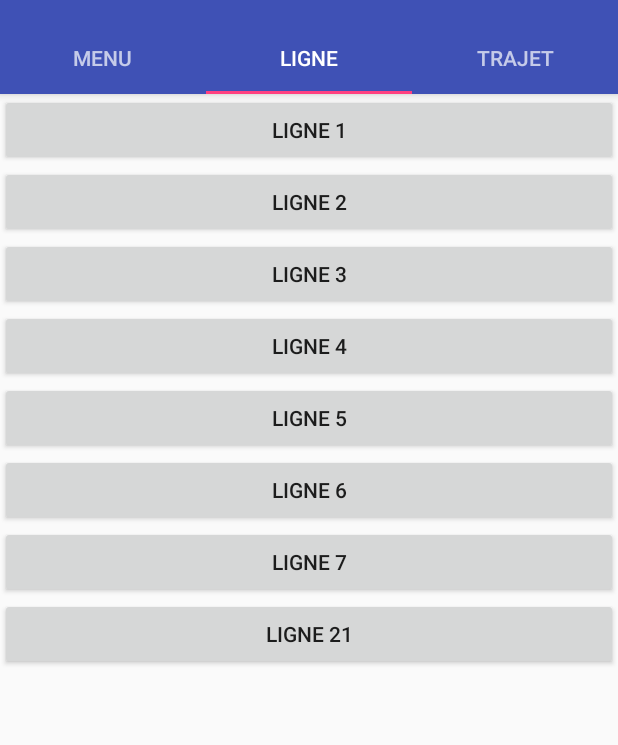
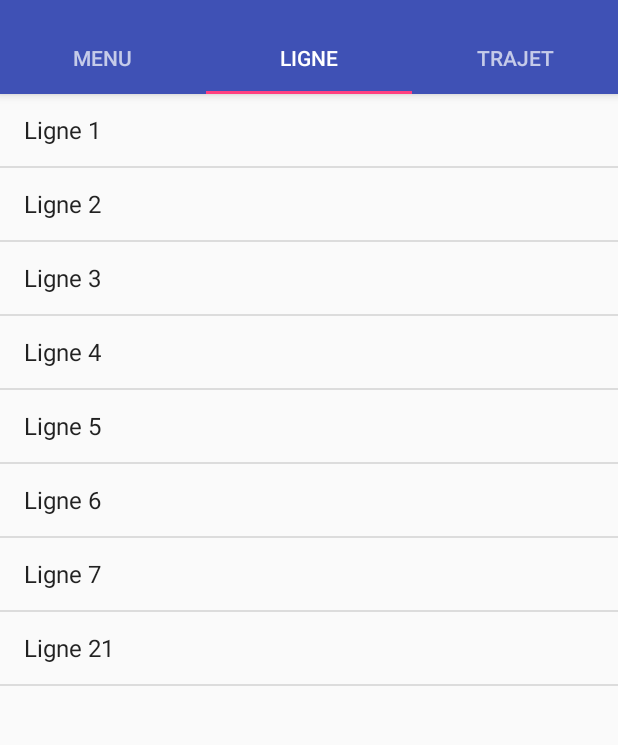
Before and after one commit to Alexyvercruysse/TubBourg, an Android app: the screen it shows after launch (MainActivity), tab 2 chosen, on a phone screen of 412 x 824 dp, the part 74-819 px from its top. Run offline under Robolectric (Android 15) with nearby library versions, the phone set to English and light mode, and no system bars.

```diff
--- a/app/src/main/java/com/example/alexy/tubtabbar/LigneFragment.java
+++ b/app/src/main/java/com/example/alexy/tubtabbar/LigneFragment.java
@@ -8,12 +8,19 @@ import android.support.v4.app.Fragment;
 import android.view.LayoutInflater;
 import android.view.View;
 import android.view.ViewGroup;
+import android.widget.AdapterView;
+import android.widget.ArrayAdapter;
 import android.widget.Button;
+import android.widget.ListView;
+
+import java.util.ArrayList;
+import java.util.List;
 
 public class LigneFragment extends Fragment {
 
     private View retVal = null;
     private Button ligne1,ligne2,ligne3,ligne4,ligne5,ligne6,ligne7,ligne21;
+    private ListView listLigne;
     public LigneFragment() {
         // Required empty public constructor
     }
@@ -35,34 +42,28 @@ public class LigneFragment extends Fragment {
     public View onCreateView(LayoutInflater inflater, ViewGroup container,
                              Bundle savedInstanceState) {
         retVal = inflater.inflate(R.layout.fragment_ligne, container, false);
-        ligne1 = (Button) retVal.findViewById(R.id.ligne1Button);
-        ligne2 = (Button) retVal.findViewById(R.id.ligne2Button);
-        ligne3 = (Button) retVal.findViewById(R.id.ligne3Button);
-        ligne4 = (Button) retVal.findViewById(R.id.ligne4Button);
-        ligne5 = (Button) retVal.findViewById(R.id.ligne5Button);
-        ligne6 = (Button) retVal.findViewById(R.id.ligne6Button);
-        ligne7 = (Button) retVal.findViewById(R.id.ligne7Button);
-        ligne21 = (Button) retVal.findViewById(R.id.ligne21Button);
-        showLigneHorraire(ligne1,1);
-        showLigneHorraire(ligne2,2);
-        showLigneHorraire(ligne3,3);
-        showLigneHorraire(ligne4,4);
-        showLigneHorraire(ligne5,5);
-        showLigneHorraire(ligne6,6);
-        showLigneHorraire(ligne7,7);
-        showLigneHorraire(ligne21,0);
+        listLigne = (ListView) retVal.findViewById(R.id.listLigne);
+        List<String> ListDeString = new ArrayList<String>(){{add("Ligne 1");add("Ligne 2");add("Ligne 3");add("Ligne 4");add("Ligne 5");add("Ligne 6");add("Ligne 7");add("Ligne 21");}};
+        ArrayAdapter arrayAdapter = new ArrayAdapter(getActivity(),android.R.layout.simple_list_item_1, ListDeString );
+        listLigne.setAdapter(arrayAdapter);
+        listLigne.setOnItemClickListener(new AdapterView.OnItemClickListener() {
+            @Override
+            public void onItemClick(AdapterView<?> adapterView, View view, int i, long l) {
+                if (i == 7){
+                    showLigneHorraire(0);
+                }
+                else {
+                    showLigneHorraire(i+1);
+                }
+            }
+        });
         return retVal;
     }
 
-    private void showLigneHorraire(Button button, final int numLigne){
-        button.setOnClickListener(new View.OnClickListener() {
-            @Override
-            public void onClick(View view) {
+    private void showLigneHorraire(final int numLigne){
                 Intent intent = new Intent(getActivity(),LigneMap.class);
                 intent.putExtra("numLigne",numLigne);
                 startActivity(intent);
-            }
-        });
     }
 
 
--- a/app/src/main/res/layout/fragment_ligne.xml
+++ b/app/src/main/res/layout/fragment_ligne.xml
@@ -7,51 +7,8 @@
 
     <!-- TODO: Update blank fragment layout -->
 
-    <Button
-        android:text="Ligne 1"
+    <ListView
         android:layout_width="match_parent"
-        android:layout_height="wrap_content"
-        android:id="@+id/ligne1Button" />
-
-    <Button
-        android:text="Ligne 2"
-        android:layout_width="match_parent"
-        android:layout_height="wrap_content"
-        android:id="@+id/ligne2Button" />
-
-    <Button
-        android:text="Ligne 3"
-        android:layout_width="match_parent"
-        android:layout_height="wrap_content"
-        android:id="@+id/ligne3Button" />
-
-    <Button
-        android:text="Ligne 4"
-        android:layout_width="match_parent"
-        android:layout_height="wrap_content"
-        android:id="@+id/ligne4Button" />
-
-    <Button
-        android:text="Ligne 5"
-        android:layout_width="match_parent"
-        android:layout_height="wrap_content"
-        android:id="@+id/ligne5Button" />
-
-    <Button
-        android:text="Ligne 6"
-        android:layout_width="match_parent"
-        android:layout_height="wrap_content"
-        android:id="@+id/ligne6Button" />
-
-    <Button
-        android:text="Ligne 7"
-        android:layout_width="match_parent"
-        android:layout_height="wrap_content"
-        android:id="@+id/ligne7Button" />
-
-    <Button
-        android:text="Ligne 21"
-        android:layout_width="match_parent"
-        android:layout_height="wrap_content"
-        android:id="@+id/ligne21Button" />
+        android:layout_height="match_parent"
+        android:id="@+id/listLigne" />
 </LinearLayout>
```
Also changed, not shown: app/src/main/java/com/example/alexy/tubtabbar/Utilities.java (+28 -0 lines), app/src/main/java/com/example/alexy/tubtabbar/stopHours.java (+6 -4 lines), 1 other file.
